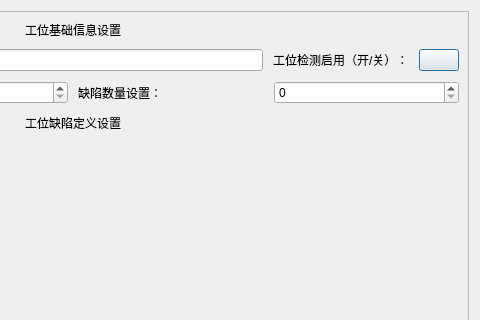
Before: the Qt Designer form Setting/cfhs_stationset.ui in Chentao1988/Cfhs_AOI, drawn with Qt 5; both pictures show x 538 to 1018 and y 0 to 320 of the 1018 by 738 pixel window.
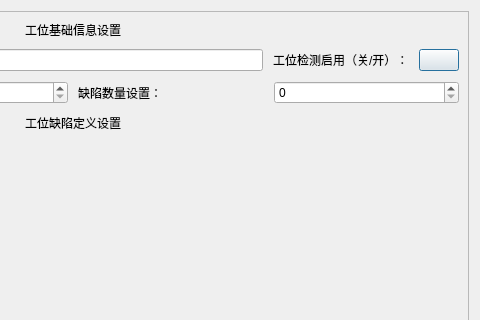
After: the same form once the commit is applied. Custom widgets are drawn as their Qt base class.

The edit to the form file:
```diff
--- a/Setting/cfhs_stationset.ui
+++ b/Setting/cfhs_stationset.ui
@@ -54,7 +54,7 @@
         <item>
          <widget class="QLabel" name="stationEnableLabel">
           <property name="text">
-           <string>工位检测启用（开/关）：</string>
+           <string>工位检测启用（关/开）：</string>
           </property>
          </widget>
         </item>
```
